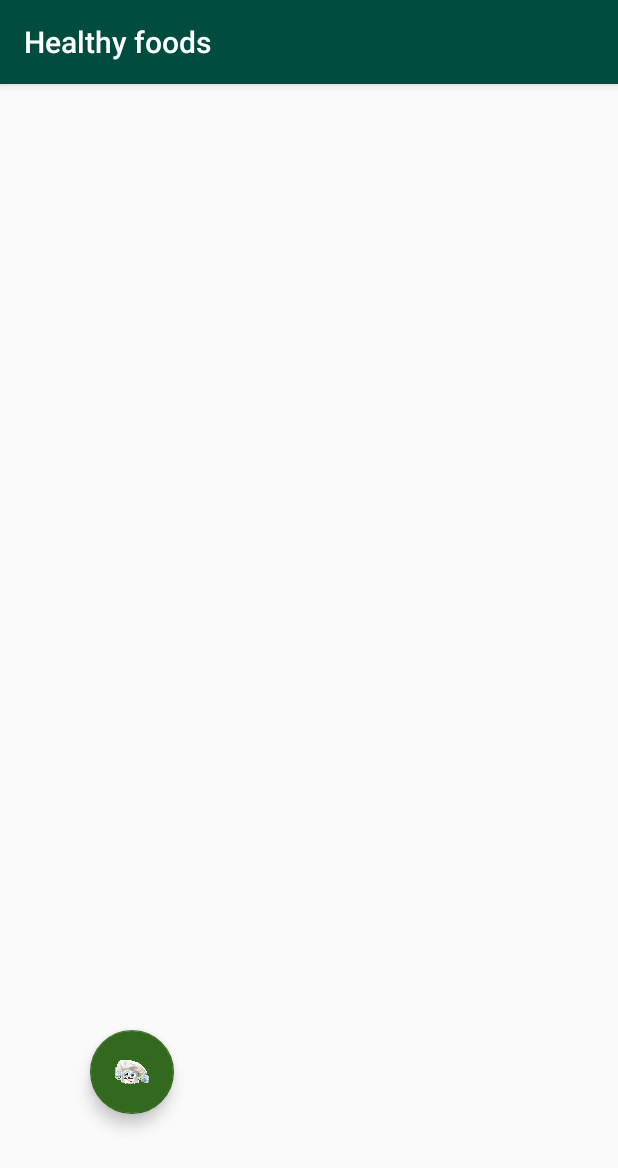
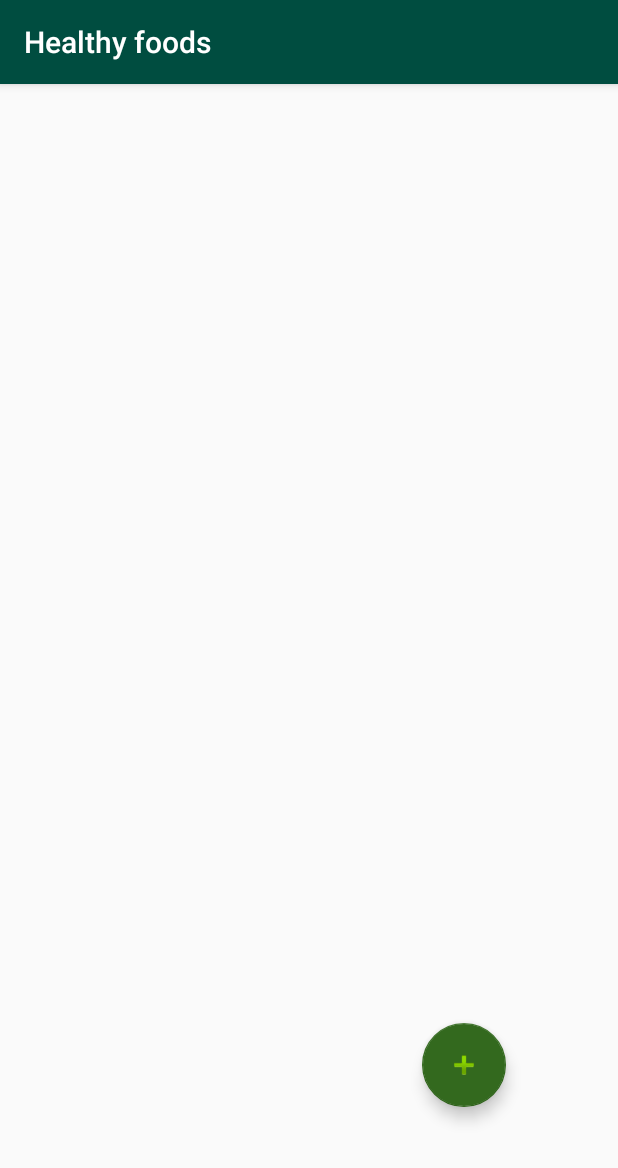
Before and after one commit to BidartMG/HealthyFood, an Android app: the ListBreackfastFragment screen opened through its navigation route, on a phone screen of 412 x 824 dp. Shown: the top 1168 px of the screen. Run offline under Robolectric (Android 15) with nearby library versions, the phone set to English and light mode, and no system bars; our stand-ins replace Firebase (no records; nobody signed in at launch, a user with empty details on screens opened directly); pictures from the network do not load.

Commit message:
revisiones de ajustes pequeños

```diff
--- a/app/src/main/java/com/ort/healthyfoods/fragments/PrincipalFragment.kt
+++ b/app/src/main/java/com/ort/healthyfoods/fragments/PrincipalFragment.kt
@@ -40,14 +40,17 @@ class PrincipalFragment : Fragment() {
 
         img_desMer.setOnClickListener {
             val goToListBreackfast = PresentacionFragmentDirections.actionPresentacionFragmentToListBreackfastFragment()
+            //val goToListBreackfast = PrincipalFragmentDirections.actionPrincipalFragmentToListBreackfastFragment()
             vista.findNavController().navigate(goToListBreackfast)
         }
         img_almCen.setOnClickListener {
             val goToListFood = PresentacionFragmentDirections.actionPresentacionFragmentToListFoodFragment()
+            //val goToListFood = PrincipalFragmentDirections.actionPrincipalFragmentToListFoodFragment()
             vista.findNavController().navigate(goToListFood)
         }
         img_colac.setOnClickListener {
             val goToListSnacks = PresentacionFragmentDirections.actionPresentacionFragmentToListColacionesFragment()
+            //val goToListSnacks = PrincipalFragmentDirections.actionPrincipalFragmentToListColacionesFragment()
             vista.findNavController().navigate(goToListSnacks)
         }
     }
--- a/app/src/main/res/layout/list_breackfast_fragment.xml
+++ b/app/src/main/res/layout/list_breackfast_fragment.xml
@@ -25,11 +25,11 @@
         android:layout_width="wrap_content"
         android:layout_height="wrap_content"
         android:clickable="true"
-        android:src="@drawable/gorro_chef"
+        android:src="@android:drawable/ic_input_add"
         app:layout_constraintBottom_toBottomOf="@+id/rec_desayunos_list"
         app:layout_constraintEnd_toEndOf="parent"
-        app:layout_constraintHorizontal_bias="0.169"
+        app:layout_constraintHorizontal_bias="0.791"
         app:layout_constraintStart_toStartOf="parent"
         app:layout_constraintTop_toTopOf="parent"
-        app:layout_constraintVertical_bias="0.887" />
+        app:layout_constraintVertical_bias="0.881" />
 </androidx.constraintlayout.widget.ConstraintLayout>
--- a/app/src/main/res/layout/list_colaciones_fragment.xml
+++ b/app/src/main/res/layout/list_colaciones_fragment.xml
@@ -28,9 +28,9 @@
         android:src="@android:drawable/ic_input_add"
         app:layout_constraintBottom_toBottomOf="parent"
         app:layout_constraintEnd_toEndOf="parent"
-        app:layout_constraintHorizontal_bias="0.16"
+        app:layout_constraintHorizontal_bias="0.791"
         app:layout_constraintStart_toStartOf="parent"
         app:layout_constraintTop_toTopOf="parent"
-        app:layout_constraintVertical_bias="0.823" />
+        app:layout_constraintVertical_bias="0.881" />
 
 </androidx.constraintlayout.widget.ConstraintLayout>
--- a/app/src/main/res/layout/list_food_fragment.xml
+++ b/app/src/main/res/layout/list_food_fragment.xml
@@ -24,11 +24,11 @@
         android:layout_width="wrap_content"
         android:layout_height="wrap_content"
         android:clickable="true"
-        android:src="@drawable/cocinera"
+        android:src="@android:drawable/ic_input_add"
         app:layout_constraintBottom_toBottomOf="parent"
         app:layout_constraintEnd_toEndOf="parent"
-        app:layout_constraintHorizontal_bias="0.171"
+        app:layout_constraintHorizontal_bias="0.791"
         app:layout_constraintStart_toStartOf="parent"
         app:layout_constraintTop_toTopOf="@+id/rec_comidas_listFood"
-        app:layout_constraintVertical_bias="0.927" />
+        app:layout_constraintVertical_bias="0.881" />
 </androidx.constraintlayout.widget.ConstraintLayout>
--- a/app/src/main/res/navigation/nav_graph.xml
+++ b/app/src/main/res/navigation/nav_graph.xml
@@ -21,7 +21,17 @@
         android:id="@+id/principalFragment"
         android:name="com.ort.healthyfoods.fragments.PrincipalFragment"
         android:label="fragment_principal"
-        tools:layout="@layout/fragment_principal" />
+        tools:layout="@layout/fragment_principal" >
+        <action
+            android:id="@+id/action_principalFragment_to_listFoodFragment"
+            app:destination="@id/listFoodFragment" />
+        <action
+            android:id="@+id/action_principalFragment_to_listColacionesFragment"
+            app:destination="@id/listColacionesFragment" />
+        <action
+            android:id="@+id/action_principalFragment_to_listBreackfastFragment"
+            app:destination="@id/listBreackfastFragment" />
+    </fragment>
     <fragment
         android:id="@+id/registerFragment"
         android:name="com.ort.healthyfoods.fragments.RegisterFragment"
```
